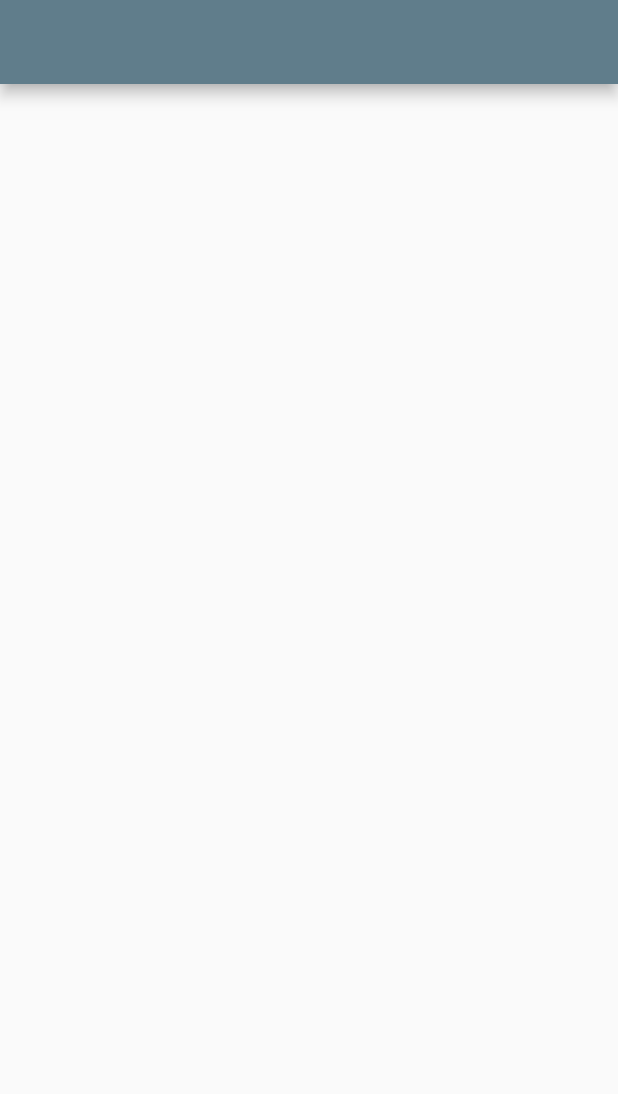
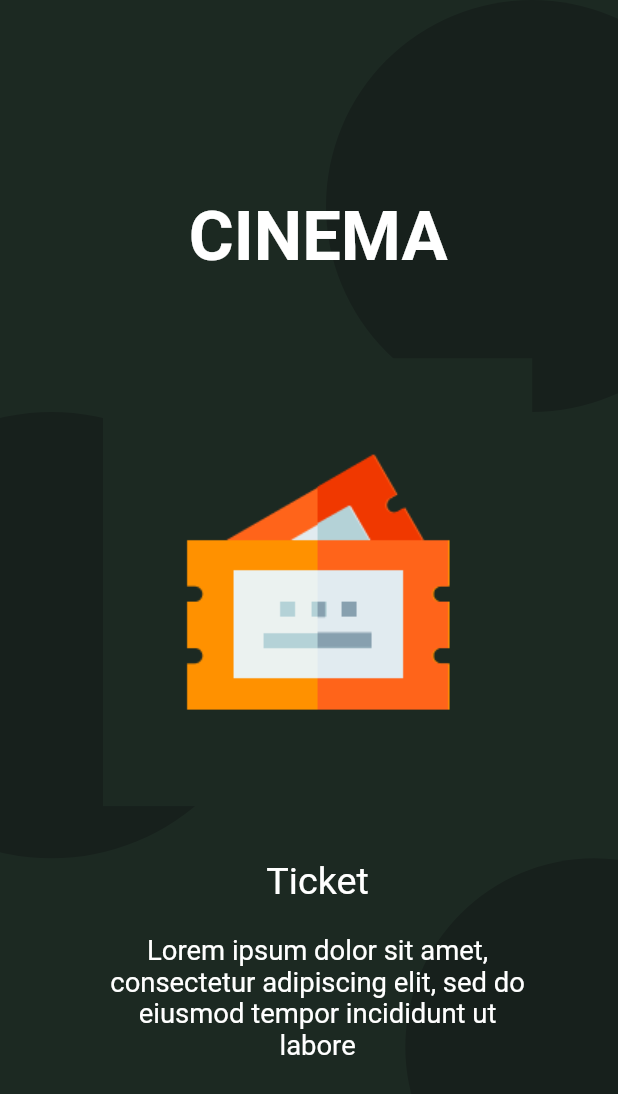
Before and after one commit to Mo0Khaled/Cienma-Flutter-App, a Flutter app: the screen it shows after launch, on a phone screen of 412 x 824 dp. Shown: the top 1094 px of the screen. Run offline on Flutter 3.47's test engine with Material 2 defaults, Android fonts, the phone set to English and light mode, and no system bars; our stand-ins replace flutter_screenutil.

Commit message:
welcome screen finish

```diff
--- a/lib/main.dart
+++ b/lib/main.dart
@@ -1,3 +1,4 @@
+import 'package:cinema_flutter_app/screens/authentecation/welcome_screen.dart';
 import 'package:cinema_flutter_app/screens/home_page.dart';
 import 'package:flutter/material.dart';
 import 'package:flutter_screenutil/flutter_screenutil.dart';
@@ -13,11 +14,12 @@ class CinemaApp extends StatelessWidget {
       designSize: Size(360, 690),
       allowFontScaling: false,
       builder: () => MaterialApp(
+        debugShowCheckedModeBanner: false,
         title: 'Cinema App',
         theme: ThemeData(
           primarySwatch: Colors.blueGrey,
         ),
-        home: HomePage(),
+        home: WelcomeScreen(),
       ),
     );
   }
--- /dev/null
+++ b/lib/screens/authentecation/welcome_screen.dart
@@ -0,0 +1,68 @@
+import 'package:cinema_flutter_app/widgets/static_balls.dart';
+import 'package:flutter/material.dart';
+import 'package:flutter_screenutil/screen_util.dart';
+
+class WelcomeScreen extends StatelessWidget {
+  @override
+  Widget build(BuildContext context) {
+    return Scaffold(
+      backgroundColor: Color(0xFF1C2922),
+      body: Stack(
+        children: [
+          StaticBalls(),
+          Positioned(
+            left: ScreenUtil().setWidth(110),
+            top: ScreenUtil().setHeight(110),
+            child: Text(
+              'CINEMA',
+              style: TextStyle(
+                color: Colors.white,
+                fontWeight: FontWeight.bold,
+                fontSize: ScreenUtil().setSp(40),
+              ),
+            ),
+          ),
+          Positioned(
+            left: ScreenUtil().setWidth(60),
+            top: ScreenUtil().setHeight(200),
+            child: Column(
+              children: [
+                Container(
+                  color: Color(0xFF1C2922),
+                  alignment: Alignment.center,
+                  child: Image.asset(
+                    'assets/images/ticket.png',
+                    width: ScreenUtil().setWidth(250),
+                    height: ScreenUtil().setHeight(250),
+                  ),
+                ),
+                SizedBox(
+                  height: ScreenUtil().setHeight(30),
+                ),
+                Text(
+                  "Ticket",
+                  style: TextStyle(
+                    color: Colors.white,
+                    fontSize: ScreenUtil().setSp(22),
+                  ),
+                ),
+                SizedBox(height: 20,),
+                Container(
+                  width: ScreenUtil().setWidth(250),
+                  child: Text(
+                    "Lorem ipsum dolor sit amet, consectetur adipiscing elit, sed do eiusmod tempor incididunt ut labore",
+                    textAlign: TextAlign.center,
+                    style: TextStyle(
+                      color: Colors.white,
+                      fontSize: ScreenUtil().setSp(16),
+                    ),
+                  ),
+                ),
+              ],
+            ),
+          )
+        ],
+      ),
+    );
+  }
+}
--- /dev/null
+++ b/lib/screens/loading_screen.dart
@@ -0,0 +1,22 @@
+import 'package:flutter/material.dart';
+import 'package:flutter_screenutil/flutter_screenutil.dart';
+
+class LoadingScreen extends StatelessWidget {
+  @override
+  Widget build(BuildContext context) {
+    return Scaffold(
+
+      backgroundColor: Color(0xFF17201C),
+      body: Center(
+        child: Text(
+          'CINEMA',
+          style: TextStyle(
+            color: Colors.white,
+            fontWeight: FontWeight.bold,
+            fontSize: ScreenUtil().setSp(40),
+          ),
+        ),
+      ),
+    );
+  }
+}
--- /dev/null
+++ b/lib/widgets/static_balls.dart
@@ -0,0 +1,41 @@
+import 'package:flutter/material.dart';
+import 'package:flutter_screenutil/flutter_screenutil.dart';
+
+class StaticBalls extends StatelessWidget {
+  @override
+  Widget build(BuildContext context) {
+    return Stack(
+      children: [
+        Positioned(
+          right: -80,
+          child: Container(
+            child: CircleAvatar(
+              backgroundColor: Color(0xFF17201C),
+              radius: 120.w,
+            ),
+          ),
+        ),
+        Positioned(
+          top: 230.h,
+          left: -100.w,
+          child: Container(
+            child: CircleAvatar(
+              backgroundColor: Color(0xFF17201C),
+              radius: 130.w,
+            ),
+          ),
+        ),
+        Positioned(
+          right: -110,
+          bottom: 0,
+          child: Container(
+            child: CircleAvatar(
+              backgroundColor: Color(0xFF17201C),
+              radius: 110.w,
+            ),
+          ),
+        ),
+      ],
+    );
+  }
+}
```
Also changed, not shown: assets/images/ticket.png (added), lib/screens/authentecation/auth_screen.dart (added), lib/screens/authentecation/onboarding_screen.dart (added).
